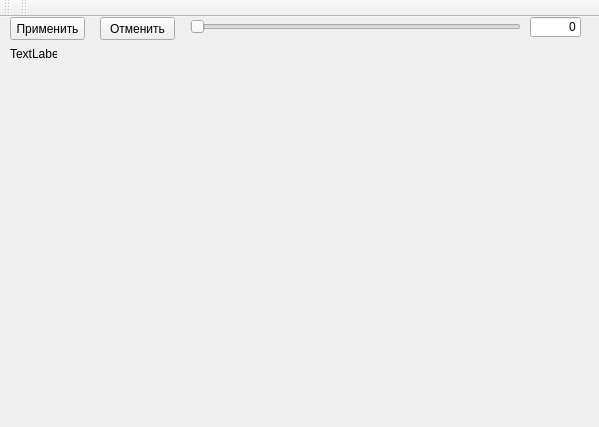
First picture: the form in messagewindow.ui, repository meikuam/img_proc, before the edit.
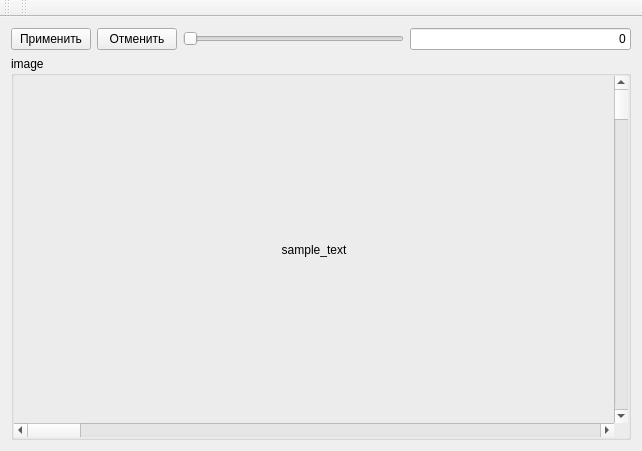
Second picture: the form after the edit. Custom widgets are drawn as their Qt base class.

Commit message: Bug with image scale fixed

Diff of the .ui file:
```diff
--- a/messagewindow.ui
+++ b/messagewindow.ui
@@ -6,8 +6,8 @@
    <rect>
     <x>0</x>
     <y>0</y>
-    <width>599</width>
-    <height>427</height>
+    <width>642</width>
+    <height>451</height>
    </rect>
   </property>
   <property name="sizePolicy">
@@ -35,53 +35,35 @@
      <verstretch>0</verstretch>
     </sizepolicy>
    </property>
+   <layout class="QGridLayout" name="gridLayout_2">
+    <item row="0" column="0">
    <widget class="QPushButton" name="applyButton">
-    <property name="geometry">
-     <rect>
-      <x>10</x>
-      <y>0</y>
-      <width>75</width>
-      <height>23</height>
-     </rect>
-    </property>
     <property name="text">
      <string>Применить</string>
     </property>
    </widget>
+    </item>
+    <item row="0" column="1">
    <widget class="QPushButton" name="cancelButton">
-    <property name="geometry">
-     <rect>
-      <x>100</x>
-      <y>0</y>
-      <width>75</width>
-      <height>23</height>
-     </rect>
-    </property>
     <property name="text">
      <string>Отменить</string>
     </property>
    </widget>
+    </item>
+    <item row="0" column="2">
    <widget class="QSlider" name="valueSlider">
-    <property name="geometry">
-     <rect>
-      <x>190</x>
-      <y>0</y>
-      <width>331</width>
-      <height>19</height>
-     </rect>
-    </property>
     <property name="orientation">
      <enum>Qt::Horizontal</enum>
     </property>
    </widget>
+    </item>
+    <item row="0" column="3">
    <widget class="QLineEdit" name="valueEdit">
-    <property name="geometry">
-     <rect>
-      <x>530</x>
-      <y>0</y>
-      <width>51</width>
-      <height>20</height>
-     </rect>
+      <property name="maximumSize">
+       <size>
+        <width>16777215</width>
+        <height>16777215</height>
+       </size>
     </property>
     <property name="layoutDirection">
      <enum>Qt::LeftToRight</enum>
@@ -96,19 +78,77 @@
      <bool>false</bool>
     </property>
    </widget>
-   <widget class="QLabel" name="label">
-    <property name="geometry">
-     <rect>
-      <x>10</x>
-      <y>30</y>
-      <width>47</width>
-      <height>13</height>
-     </rect>
+    </item>
+    <item row="1" column="0" colspan="4">
+     <widget class="QGroupBox" name="imageGroupBox">
+      <property name="title">
+       <string>image</string>
+      </property>
+      <layout class="QGridLayout" name="gridLayout">
+       <property name="leftMargin">
+        <number>0</number>
+       </property>
+       <property name="topMargin">
+        <number>0</number>
+       </property>
+       <property name="rightMargin">
+        <number>0</number>
+       </property>
+       <property name="bottomMargin">
+        <number>0</number>
+       </property>
+       <property name="spacing">
+        <number>0</number>
+       </property>
+       <item row="3" column="0">
+        <widget class="QScrollBar" name="horizontalScrollBar">
+         <property name="enabled">
+          <bool>true</bool>
+         </property>
+         <property name="orientation">
+          <enum>Qt::Horizontal</enum>
+         </property>
+        </widget>
+       </item>
+       <item row="0" column="0">
+        <widget class="ImageLabel" name="imageLabel">
+         <property name="sizePolicy">
+          <sizepolicy hsizetype="Preferred" vsizetype="Preferred">
+           <horstretch>0</horstretch>
+           <verstretch>0</verstretch>
+          </sizepolicy>
+         </property>
+         <property name="maximumSize">
+          <size>
+           <width>16777215</width>
+           <height>16777215</height>
+          </size>
+         </property>
+         <property name="baseSize">
+          <size>
+           <width>0</width>
+           <height>0</height>
+          </size>
     </property>
     <property name="text">
-     <string>TextLabel</string>
-    </property>
-   </widget>
+          <string>sample_text</string>
+         </property>
+         <property name="alignment">
+          <set>Qt::AlignCenter</set>
+         </property>
+        </widget>
+       </item>
+       <item row="0" column="1">
+        <widget class="QScrollBar" name="verticalScrollBar">
+         <property name="orientation">
+          <enum>Qt::Vertical</enum>
+         </property>
+        </widget>
+       </item>
+      </layout>
+     </widget>
+    </item>
+   </layout>
   </widget>
   <widget class="QMenuBar" name="menuBar">
    <property name="geometry">
@@ -141,6 +181,21 @@
   </widget>
  </widget>
  <layoutdefault spacing="6" margin="11"/>
+ <customwidgets>
+  <customwidget>
+   <class>ImageLabel</class>
+   <extends>QLabel</extends>
+   <header location="global">imagelabel.h</header>
+   <slots>
+    <signal>wheelEvent(QWheelEvent*)</signal>
+    <signal>verticalSliderMoved(int)</signal>
+    <signal>horisontalSliderMoved(int)</signal>
+    <slot>onVerticalSliderMoved(int)</slot>
+    <slot>onHorisontalSliderMoved(int)</slot>
+    <slot>onWheelEvent(QWheelEvent*)</slot>
+   </slots>
+  </customwidget>
+ </customwidgets>
  <resources/>
  <connections/>
 </ui>
```
Left out of the diff: 4 changed lines with no effect on the pictures. Lines whose indentation alone changed are shown as unchanged. The commit also changes 6 other files.
